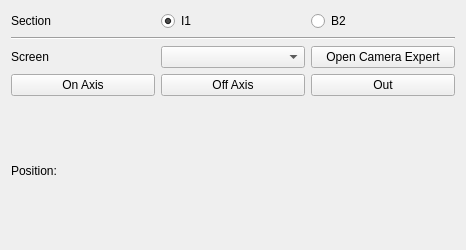
First picture: the form in esme/gui/ui/area.ui, repository st-walker/esme, before the edit.
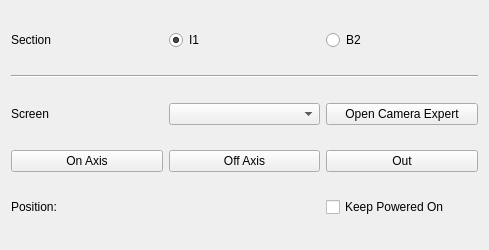
Second picture: the form after the edit.

Patch:
```diff
--- a/esme/gui/ui/area.ui
+++ b/esme/gui/ui/area.ui
@@ -6,7 +6,7 @@
    <rect>
     <x>0</x>
     <y>0</y>
-    <width>466</width>
+    <width>489</width>
     <height>250</height>
    </rect>
   </property>
@@ -20,20 +20,6 @@
    <string>Form</string>
   </property>
   <layout class="QGridLayout" name="gridLayout">
-   <item row="3" column="0">
-    <widget class="QPushButton" name="screen_on_axis_button">
-     <property name="text">
-      <string>On Axis</string>
-     </property>
-    </widget>
-   </item>
-   <item row="4" column="1" colspan="2">
-    <widget class="QLabel" name="screen_position_label">
-     <property name="text">
-      <string/>
-     </property>
-    </widget>
-   </item>
    <item row="2" column="0" colspan="3">
     <layout class="QHBoxLayout" name="horizontalLayout_3">
      <item>
@@ -65,27 +51,20 @@
      </item>
     </layout>
    </item>
-   <item row="3" column="1">
-    <widget class="QPushButton" name="screen_off_axis_button">
-     <property name="text">
-      <string>Off Axis</string>
-     </property>
-    </widget>
-   </item>
-   <item row="3" column="2">
-    <widget class="QPushButton" name="screen_out_button">
-     <property name="text">
-      <string>Out</string>
-     </property>
-    </widget>
-   </item>
-   <item row="4" column="0">
+   <item row="5" column="0">
     <widget class="QLabel" name="label">
      <property name="text">
       <string>Position:</string>
      </property>
     </widget>
    </item>
+   <item row="4" column="1">
+    <widget class="QPushButton" name="screen_off_axis_button">
+     <property name="text">
+      <string>Off Axis</string>
+     </property>
+    </widget>
+   </item>
    <item row="0" column="0" colspan="3">
     <layout class="QHBoxLayout" name="horizontalLayout_2">
      <item>
@@ -114,6 +93,20 @@
      </item>
     </layout>
    </item>
+   <item row="4" column="0">
+    <widget class="QPushButton" name="screen_on_axis_button">
+     <property name="text">
+      <string>On Axis</string>
+     </property>
+    </widget>
+   </item>
+   <item row="4" column="2">
+    <widget class="QPushButton" name="screen_out_button">
+     <property name="text">
+      <string>Out</string>
+     </property>
+    </widget>
+   </item>
    <item row="1" column="0" colspan="3">
     <widget class="Line" name="line">
      <property name="orientation">
@@ -121,6 +114,20 @@
      </property>
     </widget>
    </item>
+   <item row="5" column="1">
+    <widget class="QLabel" name="screen_position_label">
+     <property name="text">
+      <string/>
+     </property>
+    </widget>
+   </item>
+   <item row="5" column="2">
+    <widget class="QCheckBox" name="keep_screens_on_checkbox">
+     <property name="text">
+      <string>Keep Powered On</string>
+     </property>
+    </widget>
+   </item>
   </layout>
  </widget>
  <resources/>
```
